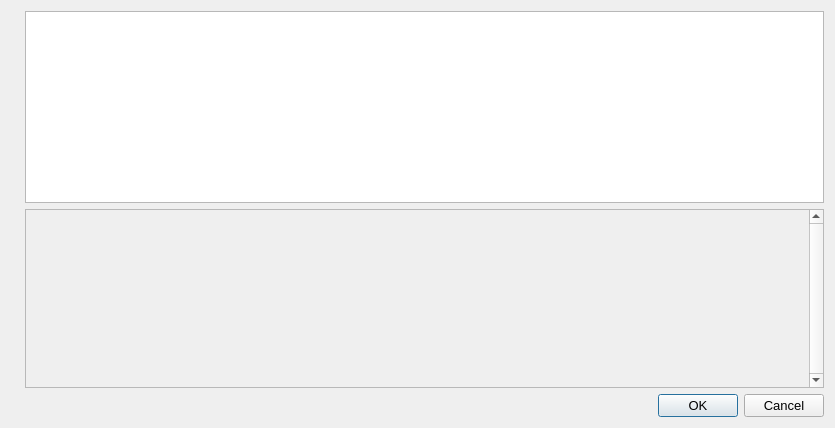
Before: the Qt Designer form src/qt/forms/tos.ui in axelnetwork/AXEL, drawn with Qt 5.
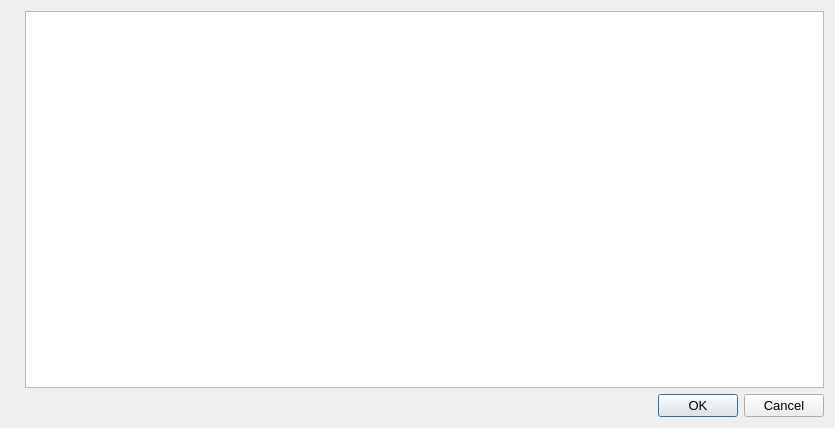
After: the same form once the commit is applied. Icons and pictures are not drawn.

Diff of the .ui file:
```diff
--- a/src/qt/forms/tos.ui
+++ b/src/qt/forms/tos.ui
@@ -44,26 +44,6 @@
        </property>       
       </widget>
      </item>
-     <item>
-      <widget class="QScrollArea" name="scrollArea">
-       <property name="verticalScrollBarPolicy">
-        <enum>Qt::ScrollBarAlwaysOn</enum>
-       </property>
-       <property name="widgetResizable">
-        <bool>true</bool>
-       </property>
-       <widget class="QWidget" name="scrollAreaWidgetContents">
-        <property name="geometry">
-         <rect>
-          <x>0</x>
-          <y>0</y>
-          <width>480</width>
-          <height>76</height>
-         </rect>
-        </property>        
-       </widget>
-      </widget>
-     </item>
      <item>
       <widget class="QDialogButtonBox" name="okButton">
        <property name="orientation">
```
